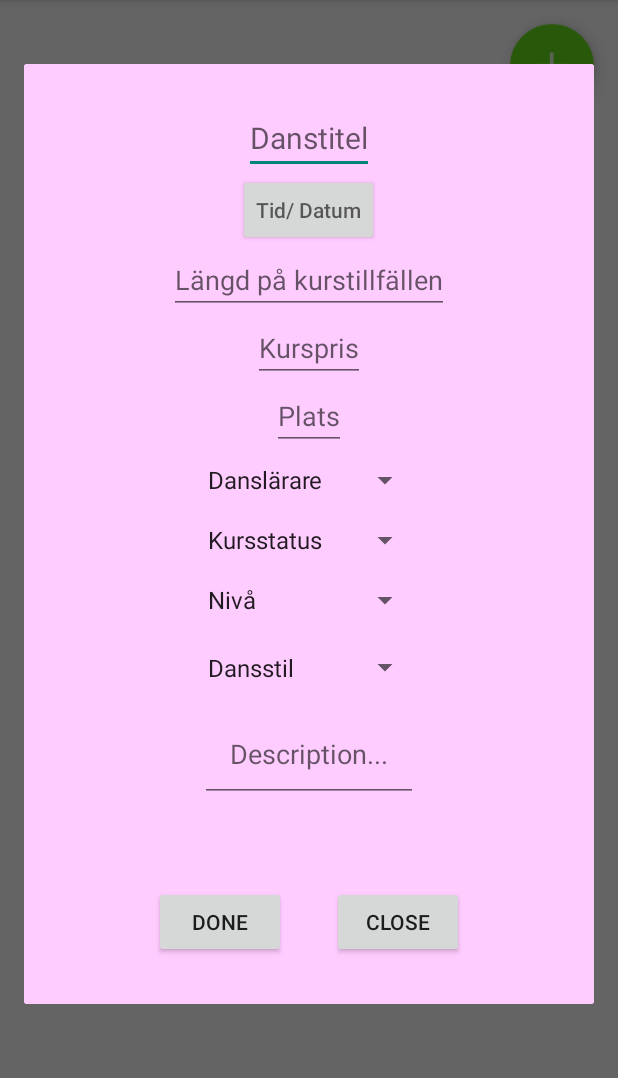
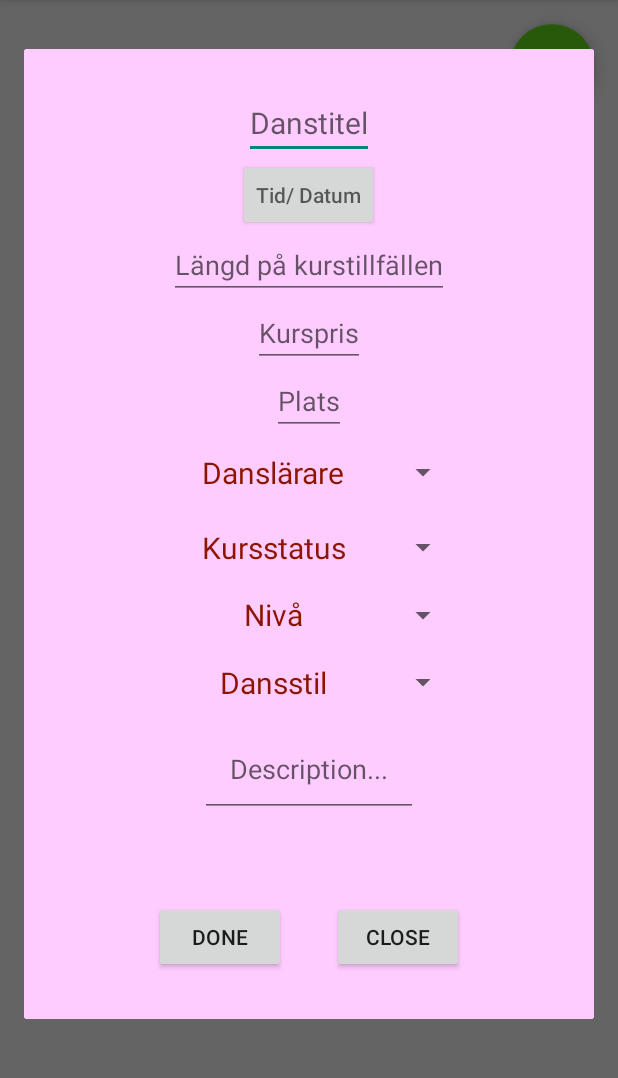
Before and after one commit to Didoniac/Dance-App15, an Android app: the screen it shows after launch (MainActivity), after a tap on an icon or button, on a phone screen of 412 x 824 dp, the part 84-1162 px from its top. Run offline under Robolectric (Android 15) with nearby library versions, the phone set to English and light mode, and no system bars.

Commit message:
med större spinners/Mats

```diff
--- a/app/src/main/java/com/example/umyhpuscdi/danceapp15/CreateEditCourse.java
+++ b/app/src/main/java/com/example/umyhpuscdi/danceapp15/CreateEditCourse.java
@@ -3,18 +3,24 @@ package com.example.umyhpuscdi.danceapp15;
 
 import android.app.DatePickerDialog;
 import android.app.Dialog;
+import android.content.Context;
 import android.os.Bundle;
 import android.support.annotation.NonNull;
 import android.support.v4.app.DialogFragment;
 import android.support.v4.app.Fragment;
 import android.support.v4.app.FragmentManager;
+import android.util.Log;
 import android.view.LayoutInflater;
 import android.view.View;
 import android.view.ViewGroup;
+import android.view.inputmethod.InputMethodManager;
 import android.widget.AdapterView;
 import android.widget.ArrayAdapter;
 import android.widget.Button;
 import android.widget.EditText;
+import android.widget.LinearLayout;
+import android.widget.RelativeLayout;
+import android.widget.ScrollView;
 import android.widget.Spinner;
 
 import org.json.JSONException;
@@ -31,8 +37,9 @@ public class CreateEditCourse extends DialogFragment {
 
     EditText editTitle, durationOfOneCourse, priceOfCourse, editLocation, editDescription;
     Button buttonDone, buttonCancel;
+    RelativeLayout fragment;
+    String teacherName,courseStatus,courseLevel,danceStyle;
 
-    String teacherName,courseStatus,courseLevel,danceStyle;
 
     MainActivity mainActivity;
 
@@ -91,6 +98,8 @@ public class CreateEditCourse extends DialogFragment {
         buttonCancel = (Button) v.findViewById(R.id.buttonCancel);
         buttonDone = (Button) v.findViewById(R.id.buttonDone);
         buttonTime = (Button) v.findViewById(R.id.dateTimeButton);
+        fragment = (RelativeLayout) v.findViewById(R.id.fragment);
+
 
 
         teacherList.add("Danslärare");
@@ -117,21 +126,40 @@ public class CreateEditCourse extends DialogFragment {
         danceStyleList.add("Slow");
         danceStyleList.add("Autentisk jazz");
 
-        adapterForTeacherSpinner = new ArrayAdapter(getActivity(), android.R.layout.simple_spinner_item, teacherList);
+      //  adapterForTeacherSpinner = new ArrayAdapter(getActivity(), android.R.layout.simple_spinner_item, teacherList);
+        adapterForTeacherSpinner = new ArrayAdapter(getActivity(), R.layout.spinnerlayout, teacherList);
         adapterForTeacherSpinner.setDropDownViewResource(android.R.layout.simple_spinner_dropdown_item);
+     //   adapterForTeacherSpinner.setDropDownViewResource(R.layout.spinnerlayout);
         teacherSpinner.setAdapter(adapterForTeacherSpinner);
 
-        adapterForStatusSpinner = new ArrayAdapter(getActivity(), android.R.layout.simple_spinner_item, statusList);
+       // adapterForStatusSpinner = new ArrayAdapter(getActivity(), android.R.layout.simple_spinner_item, statusList);
+        adapterForStatusSpinner = new ArrayAdapter(getActivity(), R.layout.spinnerlayout, statusList);
         adapterForStatusSpinner.setDropDownViewResource(android.R.layout.simple_spinner_dropdown_item);
         statusSpinner.setAdapter(adapterForStatusSpinner);
 
-        adapterForLevelSpinner = new ArrayAdapter(getActivity(), android.R.layout.simple_spinner_item, levelList);
+       // adapterForLevelSpinner = new ArrayAdapter(getActivity(), android.R.layout.simple_spinner_item, levelList);
+        adapterForLevelSpinner = new ArrayAdapter(getActivity(), R.layout.spinnerlayout, levelList);
         adapterForLevelSpinner.setDropDownViewResource(android.R.layout.simple_spinner_dropdown_item);
         levelSpinner.setAdapter(adapterForLevelSpinner);
 
-        adapterForDanceStyleSpinner = new ArrayAdapter(getActivity(), android.R.layout.simple_spinner_item, danceStyleList);
+        //adapterForDanceStyleSpinner = new ArrayAdapter(getActivity(), android.R.layout.simple_spinner_item, danceStyleList);
+        adapterForDanceStyleSpinner = new ArrayAdapter(getActivity(), R.layout.spinnerlayout, danceStyleList);
         adapterForDanceStyleSpinner.setDropDownViewResource(android.R.layout.simple_spinner_dropdown_item);
         danceStyleSpinner.setAdapter(adapterForDanceStyleSpinner);
+
+        //fragment.setClickable(true); // För att testa
+
+        fragment.setOnClickListener(new View.OnClickListener() {
+            @Override
+            public void onClick(View v) {
+                ((InputMethodManager)mainActivity.getSystemService(Context.INPUT_METHOD_SERVICE)).hideSoftInputFromWindow(fragment.getWindowToken(), 0);
+
+                // Här ska tgt-bord döljas
+                Log.i("TAG", "TGT ska döljas");
+
+            }
+        });
+
 
         editTitle.setText(s);
 
@@ -221,6 +249,8 @@ public class CreateEditCourse extends DialogFragment {
                 //TODO check if the course has an id already and if so, PUT to its URI instead of POST.
                 AsyncCourse asyncCourse = new AsyncCourse(mainActivity, object,0);
                 asyncCourse.execute("POST", "lists/" + "258/" + "tasks/");
+
+
             }
         });
         buttonCancel.setOnClickListener(new View.OnClickListener() {
--- a/app/src/main/res/layout/fragment_create_edit_course.xml
+++ b/app/src/main/res/layout/fragment_create_edit_course.xml
@@ -1,6 +1,9 @@
 <RelativeLayout xmlns:android="http://schemas.android.com/apk/res/android"
-    xmlns:tools="http://schemas.android.com/tools" android:layout_width="match_parent"
+    xmlns:tools="http://schemas.android.com/tools"
+    android:layout_width="match_parent"
     android:layout_height="match_parent"
+    android:id="@+id/fragment"
+
     tools:context="com.example.umyhpuscdi.danceapp15.CreateEditCourse"
     android:background="@color/lite_rose">
 
@@ -8,6 +11,7 @@
 
     <ScrollView
         android:id="@+id/scroll"
+
         android:layout_width="match_parent"
         android:layout_height="wrap_content">
 
@@ -59,26 +63,25 @@
             <Spinner
                 android:id="@+id/teacherSpinner"
                 android:textSize="30sp"
-                android:layout_width="150dp"
-                android:layout_height="40dp"/>
+                android:layout_width="200dp"
+                android:layout_height="50dp"/>
 
             <Spinner
                 android:id="@+id/statusSpinner"
                 android:textSize="30sp"
-                android:layout_width="150dp"
-                android:layout_height="40dp"/>
+                android:layout_width="200dp"
+                android:layout_height="50dp"/>
 
             <Spinner
                 android:id="@+id/levelSpinner"
-
                 android:textSize="30sp"
-                android:layout_width="150dp"
+                android:layout_width="200dp"
                 android:layout_height="40dp"/>
 
             <Spinner
                 android:id="@+id/danceStyleSpinner"
                 android:textSize="30sp"
-                android:layout_width="150dp"
+                android:layout_width="200dp"
                 android:layout_height="50dp"/>
 
             <EditText
--- /dev/null
+++ b/app/src/main/res/layout/spinnerlayout.xml
@@ -0,0 +1,8 @@
+<?xml version="1.0" encoding="utf-8"?>
+<TextView xmlns:android="http://schemas.android.com/apk/res/android"
+    android:id="@+id/spinnerTarget"
+    android:layout_width="fill_parent"
+    android:layout_height="wrap_content"
+    android:textSize="20sp"
+    android:textColor="#FF8B1500"
+    android:gravity="center"/>
```
Also changed, not shown: 1 other file.
